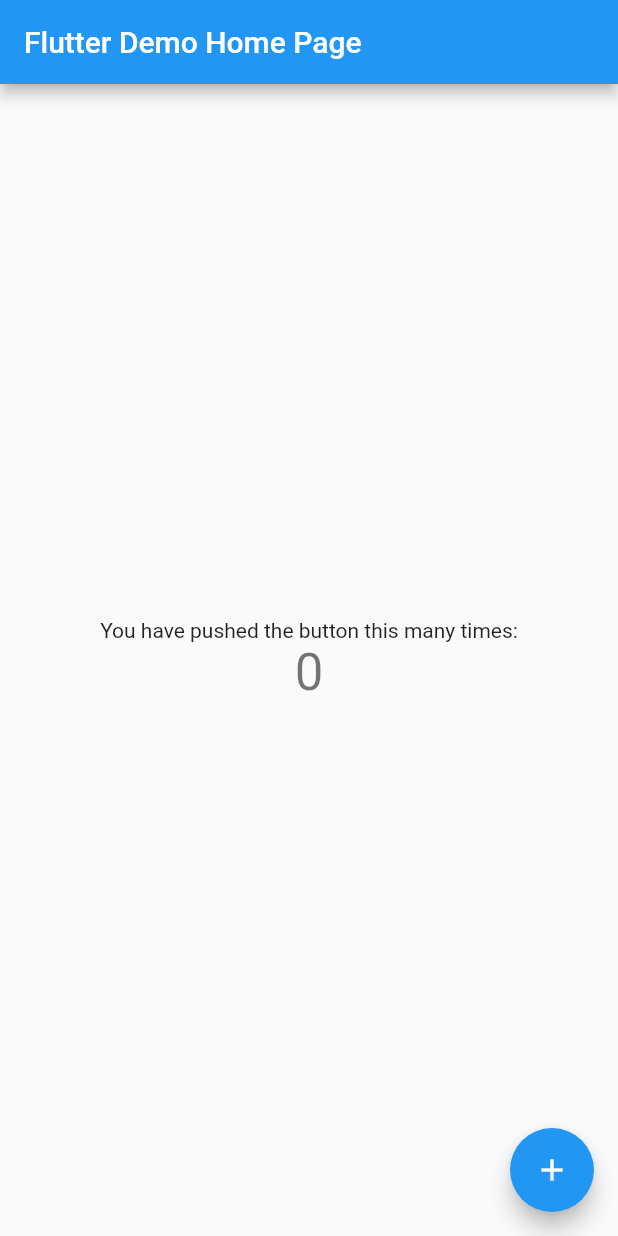
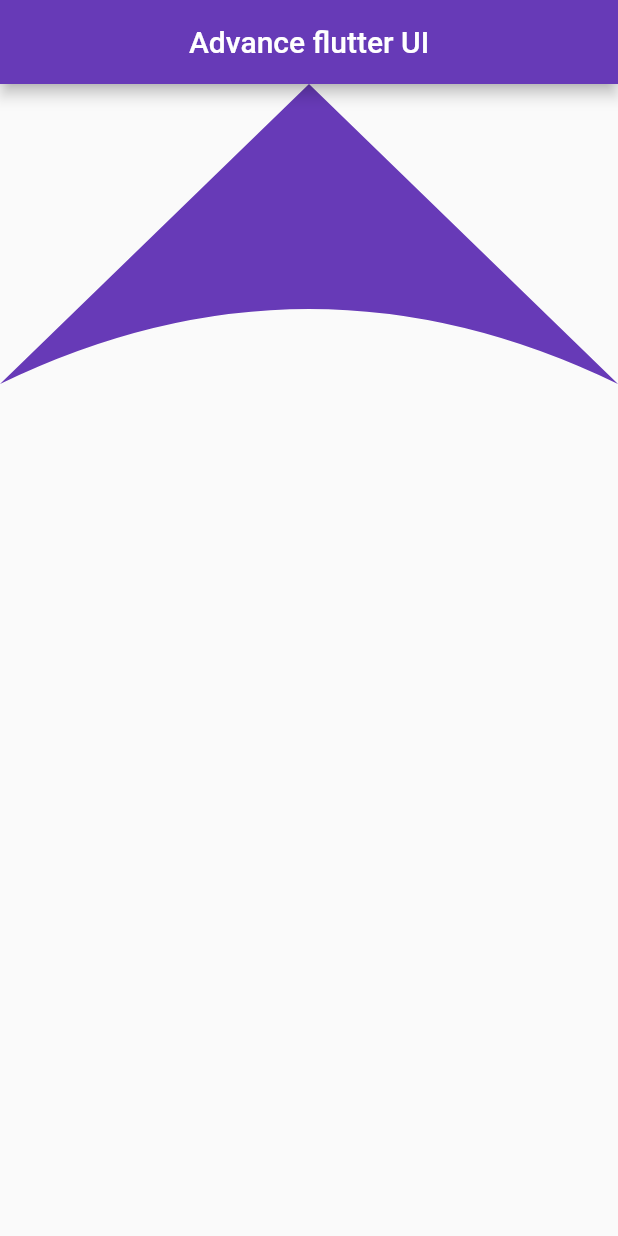
Before and after one commit to XROLE/flutter_advance_ui, a Flutter app: the screen it shows after launch, on a phone screen of 412 x 824 dp. Run offline on Flutter 3.47's test engine with Material 2 defaults, Android fonts, the phone set to English and light mode, and no system bars.

Commit message:
linTo, moveTo, quadratic bezierTo

```diff
--- a/lib/main.dart
+++ b/lib/main.dart
@@ -22,23 +22,13 @@ class MyApp extends StatelessWidget {
         // is not restarted.
         primarySwatch: Colors.blue,
       ),
-      home: MyHomePage(title: 'Flutter Demo Home Page'),
+      home: MyHomePage(title: 'Advance flutter UI'),
     );
   }
 }
 
 class MyHomePage extends StatefulWidget {
   MyHomePage({Key key, this.title}) : super(key: key);
-
-  // This widget is the home page of your application. It is stateful, meaning
-  // that it has a State object (defined below) that contains fields that affect
-  // how it looks.
-
-  // This class is the configuration for the state. It holds the values (in this
-  // case the title) provided by the parent (in this case the App widget) and
-  // used by the build method of the State. Fields in a Widget subclass are
-  // always marked "final".
-
   final String title;
 
   @override
@@ -46,68 +36,74 @@ class MyHomePage extends StatefulWidget {
 }
 
 class _MyHomePageState extends State<MyHomePage> {
-  int _counter = 0;
+  @override
+  Widget build(BuildContext context) {
+    return Scaffold(
+      appBar: AppBar(
+        backgroundColor: Colors.deepPurple,
+        title: Center(child: Text(widget.title)),
+      ),
+      body: Container(
+        child: ClipPath(
+          clipper: MyCustomClipperQuadraticBezierTo(),
+          child: Container(
+            height: 200,
+            color: Colors.deepPurple,
+            width: MediaQuery.of(context).size.width,
+          ),
+        ),
+      ),
+    );
+  }
+}
+// METHODS OF PATH
 
-  void _incrementCounter() {
-    setState(() {
-      // This call to setState tells the Flutter framework that something has
-      // changed in this State, which causes it to rerun the build method below
-      // so that the display can reflect the updated values. If we changed
-      // _counter without calling setState(), then the build method would not be
-      // called again, and so nothing would appear to happen.
-      _counter++;
-    });
+//LINETO METHOD
+class MyCustomClipperLineTo extends CustomClipper<Path> {
+  @override
+  Path getClip(Size size) {
+    Path path = Path()
+      ..lineTo(0, size.height)
+      ..lineTo(size.width, size.height)
+      ..close();
+    return path;
   }
 
   @override
-  Widget build(BuildContext context) {
-    // This method is rerun every time setState is called, for instance as done
-    // by the _incrementCounter method above.
-    //
-    // The Flutter framework has been optimized to make rerunning build methods
-    // fast, so that you can just rebuild anything that needs updating rather
-    // than having to individually change instances of widgets.
-    return Scaffold(
-      appBar: AppBar(
-        // Here we take the value from the MyHomePage object that was created by
-        // the App.build method, and use it to set our appbar title.
-        title: Text(widget.title),
-      ),
-      body: Center(
-        // Center is a layout widget. It takes a single child and positions it
-        // in the middle of the parent.
-        child: Column(
-          // Column is also a layout widget. It takes a list of children and
-          // arranges them vertically. By default, it sizes itself to fit its
-          // children horizontally, and tries to be as tall as its parent.
-          //
-          // Invoke "debug painting" (press "p" in the console, choose the
-          // "Toggle Debug Paint" action from the Flutter Inspector in Android
-          // Studio, or the "Toggle Debug Paint" command in Visual Studio Code)
-          // to see the wireframe for each widget.
-          //
-          // Column has various properties to control how it sizes itself and
-          // how it positions its children. Here we use mainAxisAlignment to
-          // center the children vertically; the main axis here is the vertical
-          // axis because Columns are vertical (the cross axis would be
-          // horizontal).
-          mainAxisAlignment: MainAxisAlignment.center,
-          children: <Widget>[
-            Text(
-              'You have pushed the button this many times:',
-            ),
-            Text(
-              '$_counter',
-              style: Theme.of(context).textTheme.headline4,
-            ),
-          ],
-        ),
-      ),
-      floatingActionButton: FloatingActionButton(
-        onPressed: _incrementCounter,
-        tooltip: 'Increment',
-        child: Icon(Icons.add),
-      ), // This trailing comma makes auto-formatting nicer for build methods.
-    );
+  bool shouldReclip(CustomClipper<Path> oldClipper) => false;
+}
+
+//QUADRATIC BEAZIER TO
+class MyCustomClipperQuadraticBezierTo extends CustomClipper<Path> {
+  @override
+  Path getClip(Size size) {
+    Path path = Path()
+      ..moveTo(size.width / 2, 0)
+      ..lineTo(0, size.height)
+      ..quadraticBezierTo(size.width / 2, size.height / 2, size.width, size.height)
+      ..close();
+
+    return path;
   }
+
+  @override
+  bool shouldReclip(CustomClipper<Path> oldClipper) => false;
 }
+
+
+
+class MyCustomClipperMoveTo extends CustomClipper<Path> {
+  @override
+  Path getClip(Size size) {
+    Path path = Path()
+      ..moveTo(size.width / 2, 0)
+      ..lineTo(0, size.height)
+      ..lineTo(size.width, size.height)
+      ..close();
+
+    return path;
+  }
+
+  @override
+  bool shouldReclip(CustomClipper<Path> oldClipper) => false;
+}
```
